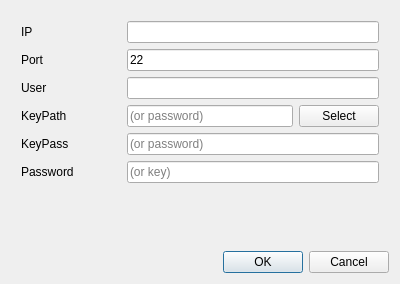
Above: ssh_dialog.ui from StepanMV/artifacts-deploy before the change. Below: the same form after it.
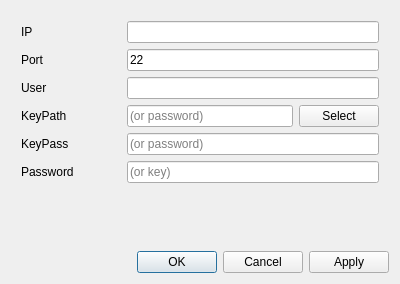
That is the form after the change.

Diff of the .ui file:
```diff
--- a/ssh_dialog.ui
+++ b/ssh_dialog.ui
@@ -390,7 +390,7 @@
       <enum>Qt::Horizontal</enum>
      </property>
      <property name="standardButtons">
-      <set>QDialogButtonBox::Cancel|QDialogButtonBox::Ok</set>
+      <set>QDialogButtonBox::Apply|QDialogButtonBox::Cancel|QDialogButtonBox::Ok</set>
      </property>
     </widget>
    </item>
```
Left out of the diff: 35 changed lines with no effect on the pictures.
